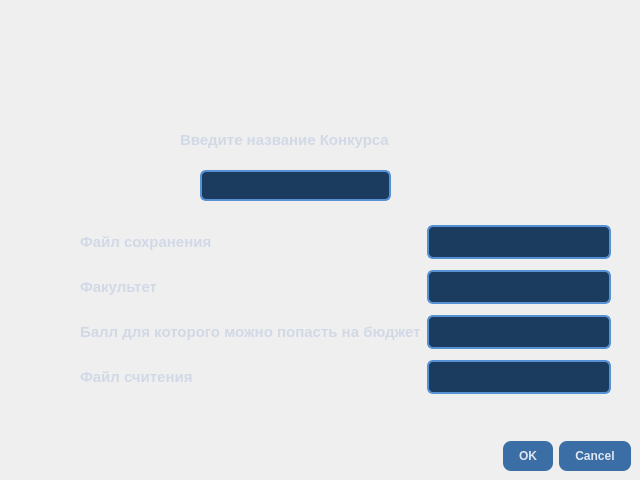
Gerakl1123/ARDA_Stud_Manager, file dialogcontest.ui: the form before one commit.
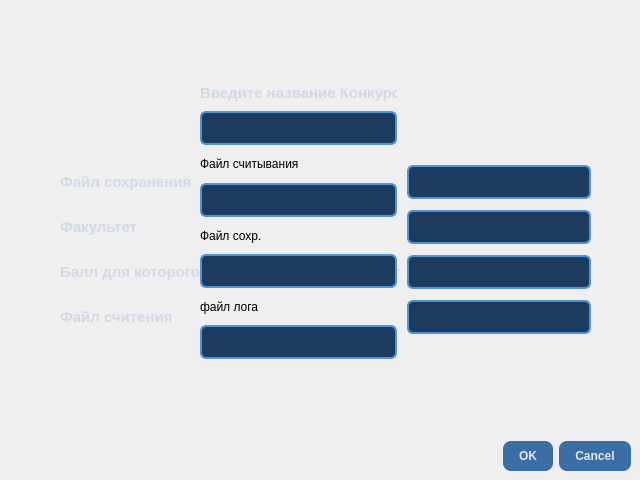
The form after the commit.

Patch:
```diff
--- a/dialogcontest.ui
+++ b/dialogcontest.ui
@@ -51,55 +51,11 @@
     <set>QDialogButtonBox::StandardButton::Cancel|QDialogButtonBox::StandardButton::Ok</set>
    </property>
   </widget>
-  <widget class="QLineEdit" name="lineEditContest">
-   <property name="geometry">
-    <rect>
-     <x>200</x>
-     <y>170</y>
-     <width>191</width>
-     <height>31</height>
-    </rect>
-   </property>
-   <property name="styleSheet">
-    <string notr="true"> QLineEdit {
-        background-color: #1B3B5F;
-        color: #E0E6F2;
-        border: 2px solid #5591D3;
-        border-radius: 6px;
-        padding: 6px 10px;
-        font-size: 14px;
-    }
-   QLineEdit:focus {
-        border-color: #7FB4FF;
-        background-color: #274C77;
-    }</string>
-   </property>
-  </widget>
-  <widget class="QLabel" name="label">
-   <property name="geometry">
-    <rect>
-     <x>180</x>
-     <y>130</y>
-     <width>211</width>
-     <height>20</height>
-    </rect>
-   </property>
-   <property name="styleSheet">
-    <string notr="true">  QLabel {
-        color: #D1D9E6;
-        font-weight: 500;
-        font-size: 15px;
-    }</string>
-   </property>
-   <property name="text">
-    <string>Введите название Конкурса</string>
-   </property>
-  </widget>
   <widget class="QWidget" name="gridLayoutWidget">
    <property name="geometry">
     <rect>
-     <x>80</x>
-     <y>220</y>
+     <x>60</x>
+     <y>160</y>
      <width>531</width>
      <height>181</height>
     </rect>
@@ -235,6 +191,125 @@
     </item>
    </layout>
   </widget>
+  <widget class="QWidget" name="verticalLayoutWidget">
+   <property name="geometry">
+    <rect>
+     <x>200</x>
+     <y>80</y>
+     <width>197</width>
+     <height>279</height>
+    </rect>
+   </property>
+   <layout class="QVBoxLayout" name="verticalLayout">
+    <item>
+     <widget class="QLabel" name="label">
+      <property name="styleSheet">
+       <string notr="true">  QLabel {
+        color: #D1D9E6;
+        font-weight: 500;
+        font-size: 15px;
+    }</string>
+      </property>
+      <property name="text">
+       <string>Введите название Конкурса</string>
+      </property>
+     </widget>
+    </item>
+    <item>
+     <widget class="QLineEdit" name="lineEditContest">
+      <property name="styleSheet">
+       <string notr="true"> QLineEdit {
+        background-color: #1B3B5F;
+        color: #E0E6F2;
+        border: 2px solid #5591D3;
+        border-radius: 6px;
+        padding: 6px 10px;
+        font-size: 14px;
+    }
+   QLineEdit:focus {
+        border-color: #7FB4FF;
+        background-color: #274C77;
+    }</string>
+      </property>
+     </widget>
+    </item>
+    <item>
+     <widget class="QLabel" name="labelFileInput">
+      <property name="text">
+       <string>Файл считывания</string>
+      </property>
+     </widget>
+    </item>
+    <item>
+     <widget class="QLineEdit" name="lineEditFileInputContest">
+      <property name="styleSheet">
+       <string notr="true"> QLineEdit {
+        background-color: #1B3B5F;
+        color: #E0E6F2;
+        border: 2px solid #5591D3;
+        border-radius: 6px;
+        padding: 6px 10px;
+        font-size: 14px;
+    }
+   QLineEdit:focus {
+        border-color: #7FB4FF;
+        background-color: #274C77;
+    }</string>
+      </property>
+     </widget>
+    </item>
+    <item>
+     <widget class="QLabel" name="labelFileSave">
+      <property name="text">
+       <string>Файл сохр.</string>
+      </property>
+     </widget>
+    </item>
+    <item>
+     <widget class="QLineEdit" name="lineEditFileSaveContest">
+      <property name="styleSheet">
+       <string notr="true"> QLineEdit {
+        background-color: #1B3B5F;
+        color: #E0E6F2;
+        border: 2px solid #5591D3;
+        border-radius: 6px;
+        padding: 6px 10px;
+        font-size: 14px;
+    }
+   QLineEdit:focus {
+        border-color: #7FB4FF;
+        background-color: #274C77;
+    }</string>
+      </property>
+     </widget>
+    </item>
+    <item>
+     <widget class="QLabel" name="labelFileLog">
+      <property name="text">
+       <string>файл лога</string>
+      </property>
+     </widget>
+    </item>
+    <item>
+     <widget class="QLineEdit" name="lineEditFileLogContest">
+      <property name="styleSheet">
+       <string notr="true"> QLineEdit {
+        background-color: #1B3B5F;
+        color: #E0E6F2;
+        border: 2px solid #5591D3;
+        border-radius: 6px;
+        padding: 6px 10px;
+        font-size: 14px;
+    }
+   QLineEdit:focus {
+        border-color: #7FB4FF;
+        background-color: #274C77;
+    }</string>
+      </property>
+     </widget>
+    </item>
+   </layout>
+  </widget>
  </widget>
  <resources/>
  <connections>
```
Left out of the diff: 5 changed lines with no effect on the pictures.
